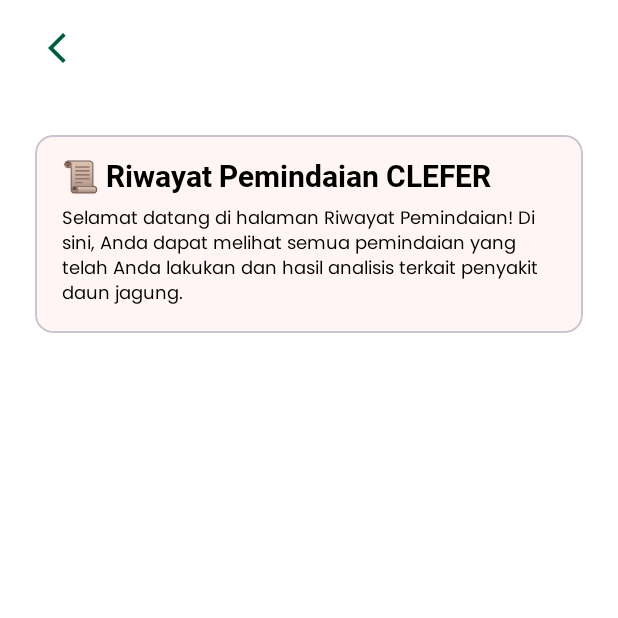
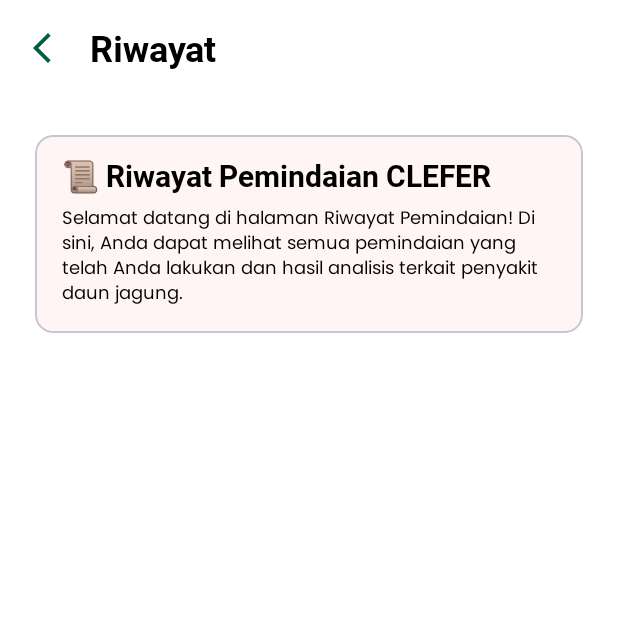
Before and after one commit to TeamClefer-C241-PS201/Clefer-Mobile-App, an Android app: the HistoryActivity screen opened directly, with no data from a screen before it, on a phone screen of 412 x 824 dp, the top half of it. Run offline under Robolectric (Android 15) with nearby library versions, the phone set to English and light mode, and no system bars.

```diff
--- a/app/src/main/java/com/jimbonlemu/clefer/source/local/AppDatabase.kt
+++ b/app/src/main/java/com/jimbonlemu/clefer/source/local/AppDatabase.kt
@@ -6,15 +6,18 @@ import androidx.room.Database
 import androidx.room.Room
 import androidx.room.RoomDatabase
 import com.jimbonlemu.clefer.source.local.dao.FavoriteArticleDao
+import com.jimbonlemu.clefer.source.local.dao.HistoryAnalyzedDao
 import com.jimbonlemu.clefer.source.local.entity.FavoriteArticle
+import com.jimbonlemu.clefer.source.local.entity.HistoryAnalyzed
 import com.jimbonlemu.clefer.utils.Constant
 
 @Database(
     entities = [
-        FavoriteArticle::class,
+        FavoriteArticle::class, HistoryAnalyzed::class
     ], version = Constant.DB_VERSION, exportSchema = false
 )
 
 abstract class AppDatabase : RoomDatabase() {
     abstract fun daoFavorite(): FavoriteArticleDao
+    abstract fun daoHistoryAnalyzed(): HistoryAnalyzedDao
 }
--- a/app/src/main/java/com/jimbonlemu/clefer/views/dashboard/HistoryActivity.kt
+++ b/app/src/main/java/com/jimbonlemu/clefer/views/dashboard/HistoryActivity.kt
@@ -3,14 +3,28 @@ package com.jimbonlemu.clefer.views.dashboard
 import android.os.Bundle
 import android.view.LayoutInflater
 import androidx.activity.enableEdgeToEdge
+import com.jimbonlemu.clefer.R
 import com.jimbonlemu.clefer.core.CoreActivity
 import com.jimbonlemu.clefer.databinding.ActivityHistoryBinding
+import com.jimbonlemu.clefer.databinding.ActivityPreviewImageBinding
 
 class HistoryActivity : CoreActivity<ActivityHistoryBinding>() {
     override fun onCreate(savedInstanceState: Bundle?) {
         super.onCreate(savedInstanceState)
-        enableEdgeToEdge()
+        binding.apply {
+            setupToolbar()
+        }
     }
 
     override fun setupBinding(layoutInflater: LayoutInflater): ActivityHistoryBinding = ActivityHistoryBinding.inflate(layoutInflater)
+
+    private fun ActivityHistoryBinding.setupToolbar() {
+        setSupportActionBar(mToolbar);
+        mToolbar.apply {
+            setNavigationIcon(R.drawable.ic_arrow_back);
+            setNavigationOnClickListener {
+                onBackPressedDispatcher.onBackPressed()
+            }
+        }
+    }
 }
--- a/app/src/main/res/layout/activity_history.xml
+++ b/app/src/main/res/layout/activity_history.xml
@@ -7,13 +7,14 @@
     android:layout_height="match_parent"
     tools:context=".views.dashboard.HistoryActivity">
 
-    <com.jimbonlemu.clefer.components.ToolbarComponent
-        android:id="@+id/toolbar"
-        android:layout_width="match_parent"
-        android:layout_height="wrap_content"
+    <com.google.android.material.appbar.MaterialToolbar
+        android:id="@+id/mToolbar"
+        style="@style/ToolbarTextAppearance"
         app:layout_constraintEnd_toEndOf="parent"
         app:layout_constraintStart_toStartOf="parent"
-        app:layout_constraintTop_toTopOf="parent" />
+        app:layout_constraintTop_toTopOf="parent"
+        app:title="@string/title_history"
+        app:titleTextAppearance="@style/ToolbarTextAppearance" />
 
     <com.google.android.material.card.MaterialCardView
         android:id="@+id/cv_desc"
@@ -25,7 +26,7 @@
         android:layout_marginTop="26dp"
         android:layout_marginEnd="23dp"
         app:cardBackgroundColor="@color/cleferCardBackgroundColor"
-        app:layout_constraintTop_toBottomOf="@id/toolbar">
+        app:layout_constraintTop_toBottomOf="@id/mToolbar">
 
         <LinearLayout
             android:layout_width="match_parent"
--- a/app/src/main/res/values/strings.xml
+++ b/app/src/main/res/values/strings.xml
@@ -72,4 +72,5 @@
     <string name="comment_text">Komentar</string>
     <string name="title_result">Hasil</string>
     <string name="title_recommendation">Rekomendasi</string>
+    <string name="title_history">Riwayat</string>
 </resources>
--- a/app/src/main/res/values/themes.xml
+++ b/app/src/main/res/values/themes.xml
@@ -64,7 +64,7 @@
     </style>
 
     <!--Button style-->
-    <style name="ButtonStyle" parent="ThemeOverlay.Material3.Button">
+    <style name="ButtonStyle">
         <item name="android:layout_marginEnd">38dp</item>
         <item name="android:layout_marginStart">38dp</item>
         <item name="android:layout_width">match_parent</item>
```
Also changed, not shown: app/src/main/java/com/jimbonlemu/clefer/repository/AppRepository.kt (+23 -3 lines), app/src/main/java/com/jimbonlemu/clefer/source/local/LocalDataSource.kt (+15 -0 lines), app/src/main/java/com/jimbonlemu/clefer/source/local/dao/HistoryAnalyzedDao.kt (added, +21 -0 lines), app/src/main/java/com/jimbonlemu/clefer/source/local/entity/HistoryAnalyzed.kt (added, +31 -0 lines), app/src/main/java/com/jimbonlemu/clefer/views/dashboard/viewmodels/HistoryViewModel.kt (added, +25 -0 lines), app/src/main/res/layout/activity_analyze.xml (+29 -1 lines).
